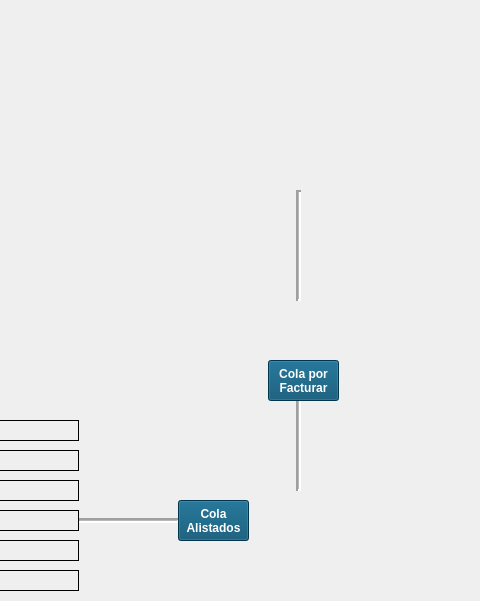
Before: the Qt Designer form untitled/mainwindow.ui in javialroro/Proyecto1_ED, drawn with Qt 5; both pictures show x 1042 to 1522 and y 0 to 601 of the 1522 by 769 pixel window.
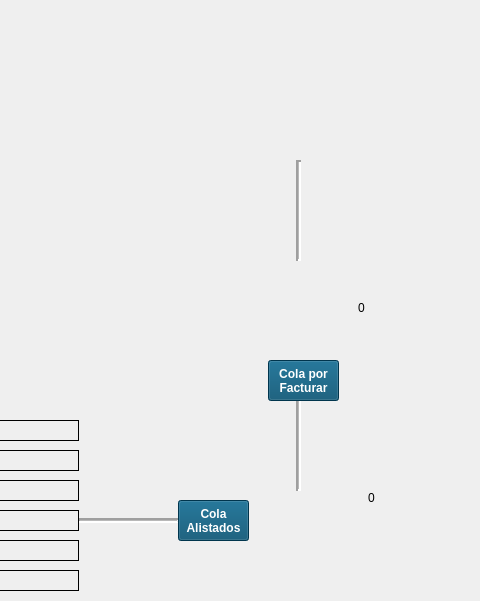
After: the same form once the commit is applied. Icons and pictures are not drawn.

What changed in the file:
```diff
--- a/untitled/mainwindow.ui
+++ b/untitled/mainwindow.ui
@@ -1380,7 +1380,7 @@
    <widget class="QPushButton" name="btnDetenerAlistados">
     <property name="geometry">
      <rect>
-      <x>1380</x>
+      <x>1400</x>
       <y>520</y>
       <width>31</width>
       <height>21</height>
@@ -1520,45 +1520,11 @@
      <bool>true</bool>
     </property>
    </widget>
-   <widget class="QPushButton" name="btnVerFacturacion">
-    <property name="geometry">
-     <rect>
-      <x>1380</x>
-      <y>290</y>
-      <width>31</width>
-      <height>21</height>
-     </rect>
-    </property>
-    <property name="cursor">
-     <cursorShape>PointingHandCursor</cursorShape>
-    </property>
-    <property name="styleSheet">
-     <string notr="true">background-color: white;
-font: 700 9pt &quot;Segoe UI&quot;;
-color: white;</string>
-    </property>
-    <property name="text">
-     <string/>
-    </property>
-    <property name="icon">
-     <iconset>
-      <normaloff>../Imagenes/vision.png</normaloff>../Imagenes/vision.png</iconset>
-    </property>
-    <property name="iconSize">
-     <size>
-      <width>25</width>
-      <height>25</height>
-     </size>
-    </property>
-    <property name="flat">
-     <bool>true</bool>
-    </property>
-   </widget>
    <widget class="QPushButton" name="btnDetenerFacturacion">
     <property name="geometry">
      <rect>
-      <x>1380</x>
-      <y>310</y>
+      <x>1390</x>
+      <y>330</y>
       <width>31</width>
       <height>21</height>
      </rect>
@@ -1592,9 +1558,9 @@
     <property name="geometry">
      <rect>
       <x>1330</x>
-      <y>190</y>
+      <y>160</y>
       <width>20</width>
-      <height>111</height>
+      <height>101</height>
      </rect>
     </property>
     <property name="lineWidth">
@@ -1611,7 +1577,7 @@
     <property name="geometry">
      <rect>
       <x>1310</x>
-      <y>120</y>
+      <y>90</y>
       <width>71</width>
       <height>71</height>
      </rect>
@@ -1626,74 +1592,6 @@
      <bool>true</bool>
     </property>
    </widget>
-   <widget class="QPushButton" name="btnVerLaFactura">
-    <property name="geometry">
-     <rect>
-      <x>1330</x>
-      <y>150</y>
-      <width>31</width>
-      <height>21</height>
-     </rect>
-    </property>
-    <property name="cursor">
-     <cursorShape>PointingHandCursor</cursorShape>
-    </property>
-    <property name="styleSheet">
-     <string notr="true">background-color: white;
-font: 700 9pt &quot;Segoe UI&quot;;
-color: white;</string>
-    </property>
-    <property name="text">
-     <string/>
-    </property>
-    <property name="icon">
-     <iconset>
-      <normaloff>../Imagenes/vision.png</normaloff>../Imagenes/vision.png</iconset>
-    </property>
-    <property name="iconSize">
-     <size>
-      <width>25</width>
-      <height>25</height>
-     </size>
-    </property>
-    <property name="flat">
-     <bool>true</bool>
-    </property>
-   </widget>
-   <widget class="QPushButton" name="btnDetenerAlist4">
-    <property name="geometry">
-     <rect>
-      <x>800</x>
-      <y>510</y>
-      <width>21</width>
-      <height>21</height>
-     </rect>
-    </property>
-    <property name="cursor">
-     <cursorShape>PointingHandCursor</cursorShape>
-    </property>
-    <property name="styleSheet">
-     <string notr="true">background-color: white;
-font: 700 9pt &quot;Segoe UI&quot;;
-color: white;</string>
-    </property>
-    <property name="text">
-     <string/>
-    </property>
-    <property name="icon">
-     <iconset>
-      <normaloff>../Imagenes/semaforos.png</normaloff>../Imagenes/semaforos.png</iconset>
-    </property>
-    <property name="iconSize">
-     <size>
-      <width>20</width>
-      <height>20</height>
-     </size>
-    </property>
-    <property name="flat">
-     <bool>true</bool>
-    </property>
-   </widget>
    <widget class="QLabel" name="lblNum6Alistador">
     <property name="geometry">
      <rect>
@@ -2193,6 +2091,77 @@
      <string>0</string>
     </property>
    </widget>
+   <widget class="QLabel" name="label">
+    <property name="geometry">
+     <rect>
+      <x>1330</x>
+      <y>110</y>
+      <width>31</width>
+      <height>31</height>
+     </rect>
+    </property>
+    <property name="text">
+     <string/>
+    </property>
+    <property name="pixmap">
+     <pixmap>../Imagenes/vision.png</pixmap>
+    </property>
+    <property name="scaledContents">
+     <bool>true</bool>
+    </property>
+   </widget>
+   <widget class="QLabel" name="lblCantAtendidosAlistados">
+    <property name="geometry">
+     <rect>
+      <x>1410</x>
+      <y>490</y>
+      <width>16</width>
+      <height>16</height>
+     </rect>
+    </property>
+    <property name="text">
+     <string>0</string>
+    </property>
+   </widget>
+   <widget class="QLabel" name="lblCantAtendidosFacturadora">
+    <property name="geometry">
+     <rect>
+      <x>1400</x>
+      <y>300</y>
+      <width>16</width>
+      <height>16</height>
+     </rect>
+    </property>
+    <property name="text">
+     <string>0</string>
+    </property>
+   </widget>
+   <widget class="QLabel" name="lblMostrarActFacturadora">
+    <property name="geometry">
+     <rect>
+      <x>1260</x>
+      <y>270</y>
+      <width>161</width>
+      <height>16</height>
+     </rect>
+    </property>
+    <property name="text">
+     <string/>
+    </property>
+   </widget>
+   <widget class="QLabel" name="lblMostrarActAlistados">
+    <property name="geometry">
+     <rect>
+      <x>1260</x>
+      <y>560</y>
+      <width>161</width>
+      <height>16</height>
+     </rect>
+    </property>
+    <property name="text">
+     <string/>
+    </property>
+   </widget>
    <zorder>lineV08</zorder>
    <zorder>lineV07</zorder>
    <zorder>lblcliente1</zorder>
```
Left out of the diff: 218 changed lines with no effect on the pictures.
